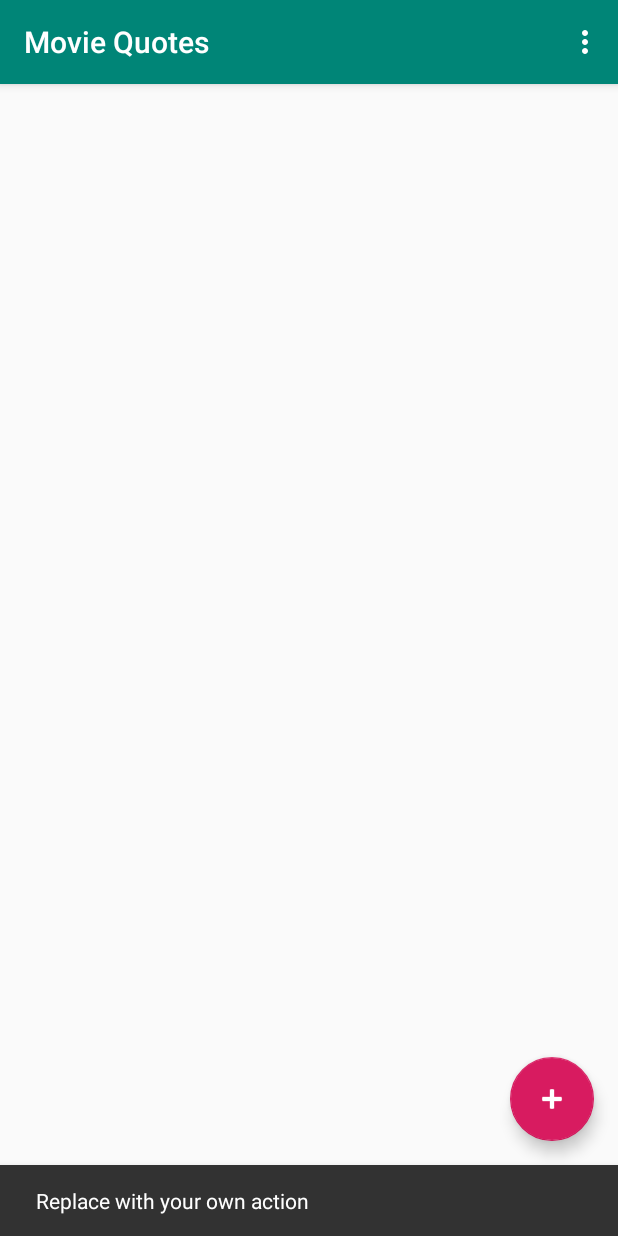
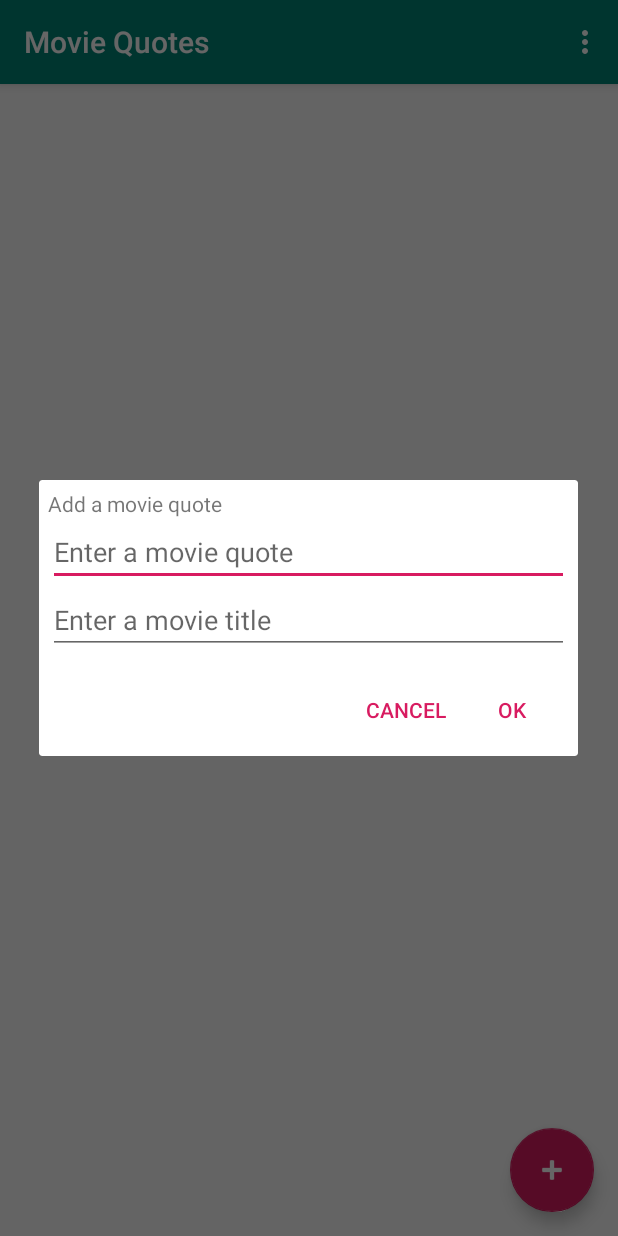
Before and after one commit to LearnAndroidUL/MovieQuotes, an Android app: the screen it shows after launch (MainActivity), after a tap on an icon or button, on a phone screen of 412 x 824 dp. Run offline under Robolectric (Android 15) with nearby library versions, the phone set to English and light mode, and no system bars; our stand-ins replace Firebase (no records; nobody signed in at launch, a user with empty details on screens opened directly).

Commit message:
create from CRUD complete (unsorted)

```diff
--- a/app/src/main/java/io/ruszkipista/moviequotes/MainActivity.java
+++ b/app/src/main/java/io/ruszkipista/moviequotes/MainActivity.java
@@ -1,23 +1,25 @@
 package io.ruszkipista.moviequotes;
 
+import android.content.ClipData;
+import android.content.DialogInterface;
 import android.os.Bundle;
-import android.support.annotation.NonNull;
 import android.support.design.widget.FloatingActionButton;
 import android.support.design.widget.Snackbar;
 import android.support.v7.app.AppCompatActivity;
 import android.support.v7.widget.LinearLayoutManager;
 import android.support.v7.widget.RecyclerView;
 import android.support.v7.widget.Toolbar;
-import android.util.Log;
+import android.support.v7.app.AlertDialog;
 import android.view.View;
 import android.view.Menu;
 import android.view.MenuItem;
+import android.widget.EditText;
 
-import com.google.android.gms.tasks.OnCompleteListener;
-import com.google.android.gms.tasks.Task;
+import com.google.firebase.firestore.DocumentSnapshot;
 import com.google.firebase.firestore.FirebaseFirestore;
-import com.google.firebase.firestore.QueryDocumentSnapshot;
-import com.google.firebase.firestore.QuerySnapshot;
+
+import java.util.HashMap;
+import java.util.Map;
 
 public class MainActivity extends AppCompatActivity {
 
@@ -38,10 +40,43 @@ public class MainActivity extends AppCompatActivity {
         fab.setOnClickListener(new View.OnClickListener() {
             @Override
             public void onClick(View view) {
-                Snackbar.make(view, "Replace with your own action", Snackbar.LENGTH_LONG)
-                        .setAction("Action", null).show();
+                showInputDialog(false);
             }
         });
+    }
+
+    private void showInputDialog(final boolean isEdit) {
+            AlertDialog.Builder builder = new AlertDialog.Builder(this);
+            View view = getLayoutInflater().inflate(R.layout.moviequote_dialog,null,false);
+            builder.setView(view);
+            final EditText quoteEditTextView = view.findViewById(R.id.dialog_quote_field);
+            final EditText movieEditTextView = view.findViewById(R.id.dialog_movie_field);
+            if (isEdit) {
+//                quoteEditTextView.setText(mCurrentItem.getName());
+//                movieEditTextView.setText(mCurrentItem.getName());
+            }
+
+            builder.setNegativeButton(android.R.string.cancel,null);
+            builder.setPositiveButton(android.R.string.ok, new DialogInterface.OnClickListener() {
+                @Override
+                public void onClick(DialogInterface dialog, int which) {
+                    String quote = quoteEditTextView.getText().toString();
+                    String movie = movieEditTextView.getText().toString();
+                    if (isEdit){
+//                  update current item with changed details
+//                        mCurrentItem.setName(itemName);
+//                        mCurrentItem.setQuantity(itemQuantity);
+//                        mCurrentItem.setDeliveryDate(deliveryDate);
+                    } else {
+//                  create new item with captured details
+                        Map<String, Object> movieQuote = new HashMap< >();
+                        movieQuote.put(Constants.firebase_column_quote,quote);
+                        movieQuote.put(Constants.firebase_column_movie,movie);
+                        FirebaseFirestore.getInstance().collection(Constants.firebase_collection_mq).add(movieQuote);
+                    }
+                }
+            });
+            builder.create().show();
     }
 
     @Override
--- /dev/null
+++ b/app/src/main/res/layout/moviequote_dialog.xml
@@ -0,0 +1,25 @@
+<?xml version="1.0" encoding="utf-8"?>
+<LinearLayout xmlns:android="http://schemas.android.com/apk/res/android"
+    android:padding="6dp"
+    android:layout_width="match_parent"
+    android:layout_height="match_parent"
+    android:orientation="vertical">
+    <TextView
+        android:layout_width="match_parent"
+        android:layout_height="wrap_content"
+        android:text="@string/dialog_title" />
+    <EditText
+        android:id="@+id/dialog_quote_field"
+        android:layout_width="match_parent"
+        android:layout_height="wrap_content"
+        android:hint="@string/dialog_quote_hint"
+        android:inputType="textCapSentences" />
+
+    <EditText
+        android:id="@+id/dialog_movie_field"
+        android:layout_width="match_parent"
+        android:layout_height="wrap_content"
+        android:hint="@string/dialog_movie_hint"
+        android:inputType="textCapSentences" />
+
+</LinearLayout>
--- a/app/src/main/res/values/strings.xml
+++ b/app/src/main/res/values/strings.xml
@@ -3,4 +3,7 @@
     <string name="action_settings">Settings</string>
     <string name="default_quote">Quote goes here</string>
     <string name="default_movie">Movie goes here</string>
+    <string name="dialog_title">Add a movie quote</string>
+    <string name="dialog_quote_hint">Enter a movie quote</string>
+    <string name="dialog_movie_hint">Enter a movie title</string>
 </resources>
```
Also changed, not shown: app/src/main/java/io/ruszkipista/moviequotes/MovieQuote.java (deleted, +0 -29 lines), app/src/main/java/io/ruszkipista/moviequotes/MovieQuoteAdapter.java (+0 -12 lines).
